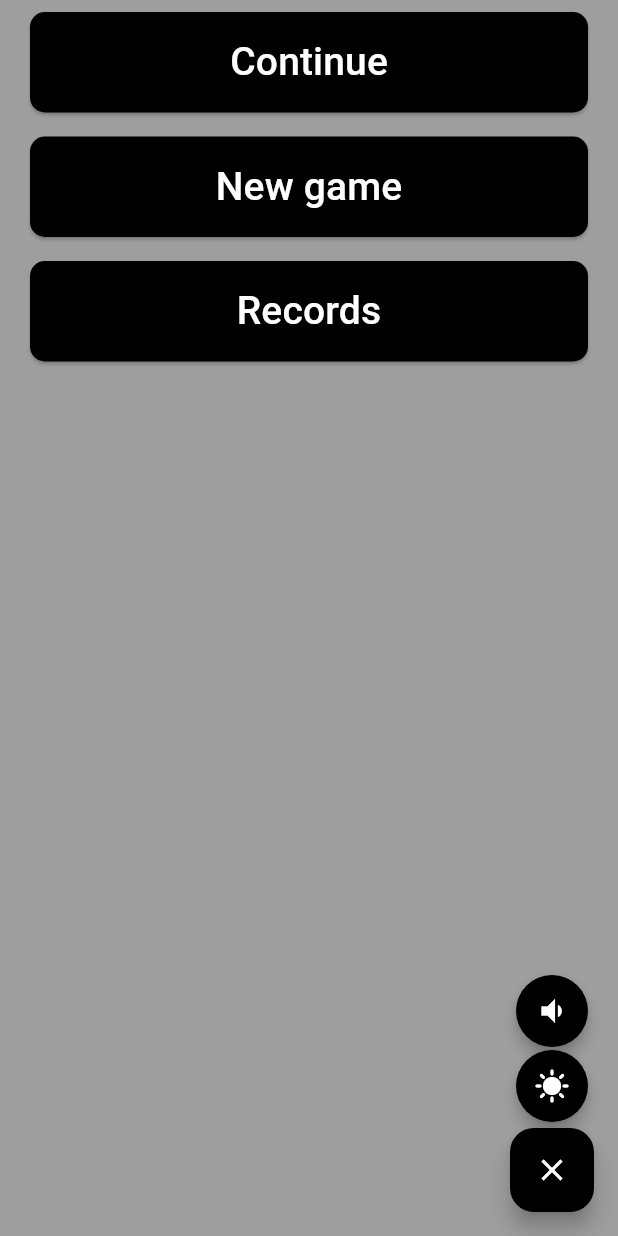
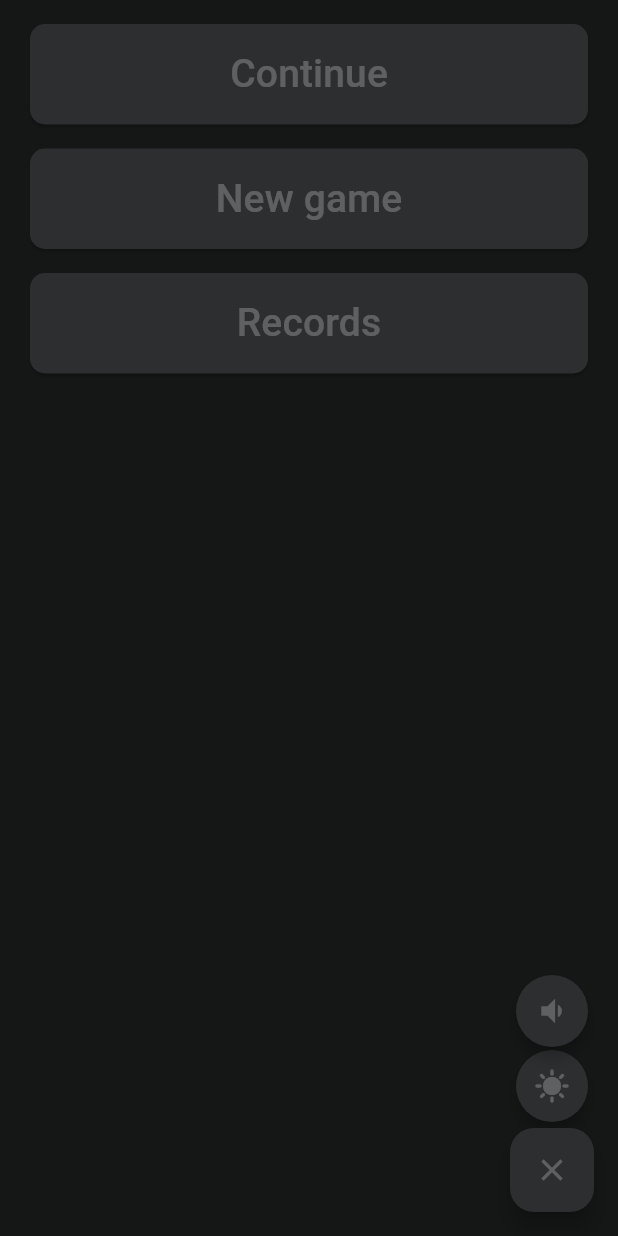
Before and after one commit to wAlienUFOx/minesweeper, a Flutter app: the screen it shows after launch, after a tap on the "settings" icon, after a tap on the "sunny" icon, on a phone screen of 412 x 824 dp. Run offline on Flutter 3.47's test engine with Material 3 defaults, Android fonts, the phone set to English and light mode, and no system bars; our stand-ins replace get, get_storage.

Commit message:
game_service.dart

```diff
--- /dev/null
+++ b/lib/core/local_storage/local_storage.dart
@@ -0,0 +1,18 @@
+import 'package:get_storage/get_storage.dart';
+import 'package:get/get.dart';
+import 'package:minesweeper/core/game_service/tile.dart';
+
+class LocalStorage {
+  static final GetStorage _storage = Get.find<GetStorage>();
+
+  static const String _keyThemeMode = 'THEME_MODE';
+  static const String _keySavedField = 'SAVED_FIELD';
+
+  static String? get themeMode => _storage.read(_keyThemeMode);
+  static set themeMode(String? val) => _storage.write(_keyThemeMode, val);
+
+  static List<List<Tile>> get savedField => _storage.read(_keySavedField);
+  static set savedField(List<List<Tile>> val) => _storage.write(_keySavedField, val);
+  static bool hasSavedField() => _storage.hasData(_keySavedField);
+  static void clearSavedField() => _storage.remove(_keySavedField);
+}
--- /dev/null
+++ b/lib/core/theme_service/theme_service.dart
@@ -0,0 +1,29 @@
+import 'package:flutter/material.dart';
+import 'package:get/get.dart';
+import 'package:minesweeper/core/local_storage/local_storage.dart';
+
+class ThemeService {
+  late ThemeMode activeTheme;
+
+  void initService() {
+    String activeThemeMode = LocalStorage.themeMode ?? ThemeMode.light.name;
+
+    if  (activeThemeMode == ThemeMode.light.name) {
+      activeTheme = ThemeMode.light;
+    } else {
+      activeTheme = ThemeMode.dark;
+    }
+
+    Get.changeThemeMode(activeTheme);
+  }
+
+  void changeTheme() {
+    if (activeTheme == ThemeMode.light) {
+      activeTheme = ThemeMode.dark;
+    } else {
+      activeTheme = ThemeMode.light;
+    }
+    Get.changeThemeMode(activeTheme);
+    LocalStorage.themeMode =  activeTheme.name;
+  }
+}
--- a/lib/pages/home/home_page.dart
+++ b/lib/pages/home/home_page.dart
@@ -29,8 +29,11 @@ class _HomePageState extends AbstractState<HomePage> {
 
   @override
   Widget build(BuildContext context) {
-    return Column(
-      children: menuItems.map<Widget>((item) => buildMenuItem(item)).toList()
+    return Padding(
+      padding: const EdgeInsets.only(top: 8.0),
+      child: Column(
+        children: menuItems.map<Widget>((item) => buildMenuItem(item)).toList()
+      ),
     );
   }
 
```
Also changed, not shown: lib/core/game_service/game_service.dart (added, +58 -0 lines), lib/core/game_service/tile.dart (added, +11 -0 lines), lib/pages/play_screen/play_screen.dart (added, +30 -0 lines), lib/widgets/tile_widget.dart (added, +27 -0 lines), lib/pages/play_screen/play_screen_controller.dart (added).
